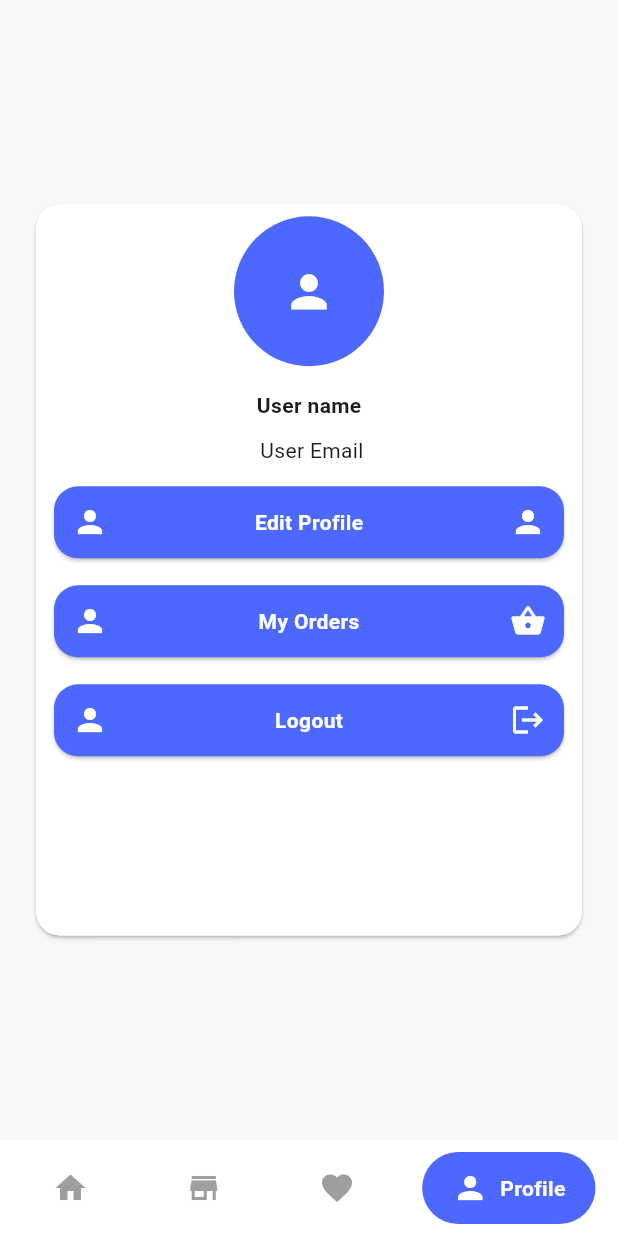
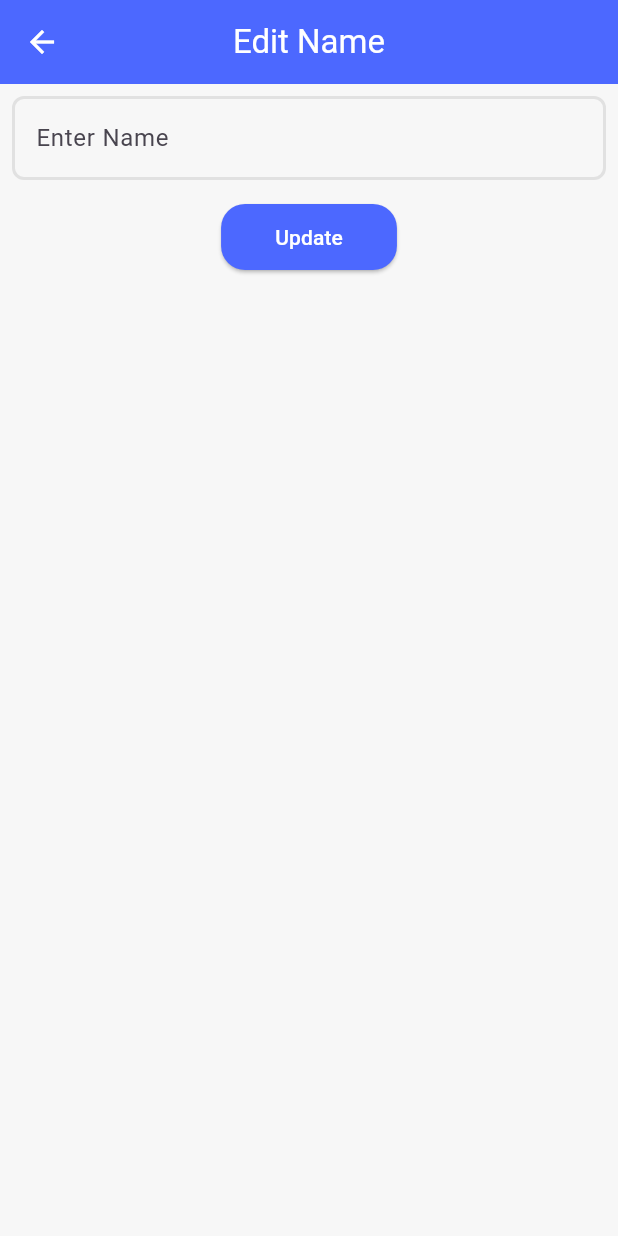
Before and after one commit to NabilKhmaiS/our_Market, a Flutter app: the screen it shows after launch, item 4 of the bottom bar chosen, after a tap on "Edit Profile", on a phone screen of 412 x 824 dp. Run offline on Flutter 3.47's test engine with Material 3 defaults, Android fonts, the phone set to English and light mode, and no system bars; drawn by our look-alikes of google_nav_bar; our stand-ins replace bloc, cached_network_image, flutter_bloc; network calls fail.

Commit message:
finish edit name view

```diff
--- /dev/null
+++ b/lib/cor/functions/buildAppBar.dart
@@ -0,0 +1,14 @@
+
+import 'package:flutter/material.dart';
+import 'package:our_market/cor/app_colors.dart';
+
+AppBar buildAppBar(BuildContext context,String title) {
+  return AppBar(
+    backgroundColor: AppColors.kPrimaryColor,
+    leading: IconButton(onPressed: () => Navigator.pop(context), icon: Icon(Icons.arrow_back,color: AppColors.kWhiteColor,)),
+    centerTitle: true,
+    title: Text(title,style: TextStyle(
+        color: AppColors.kWhiteColor
+    ),),
+  );
+}
--- a/lib/features/home/views/nav_bar/ui/Profile views/Profile_view.dart
+++ b/lib/features/home/views/nav_bar/ui/Profile views/Profile_view.dart
@@ -1,6 +1,8 @@
 import 'package:flutter/material.dart';
 import 'package:our_market/cor/app_colors.dart';
+import 'package:our_market/cor/functions/navigate.dart';
 import 'package:our_market/features/home/views/nav_bar/ui/Profile%20views/widgets/CustomRowBtn.dart';
+import 'package:our_market/features/home/views/nav_bar/ui/Profile%20views/widgets/edit_name_view.dart';
 
 class ProfileView extends StatelessWidget {
   const ProfileView({super.key});
@@ -9,7 +11,9 @@ class ProfileView extends StatelessWidget {
   Widget build(BuildContext context) {
     return Center(
       child: SizedBox(
-       height: MediaQuery.sizeOf(context).height * .65,
+        height: MediaQuery
+            .sizeOf(context)
+            .height * .65,
         child: Card(
           margin: const EdgeInsets.all(24),
           color: AppColors.kWhiteColor,
@@ -25,12 +29,12 @@ class ProfileView extends StatelessWidget {
                     radius: 50,
                     backgroundColor: AppColors.kPrimaryColor,
                     foregroundColor: AppColors.kWhiteColor,
-                    child: Icon(Icons.person,size: 35,),
+                    child: Icon(Icons.person, size: 35,),
                   ),
                   SizedBox(height: 16),
                   Text(
                     'User name',
-                    style: TextStyle( fontWeight: FontWeight.bold),
+                    style: TextStyle(fontWeight: FontWeight.bold),
                   ),
                   SizedBox(height: 10),
                   Text(
@@ -39,7 +43,7 @@ class ProfileView extends StatelessWidget {
                   ),
                   SizedBox(height: 10,),
                   CustomRowBtn(
-                 onTap: (){},
+                    onTap: () {navigateTo(context, EditNameView());},
                     icon: Icons.person,
                     label: 'Edit Profile',
 
@@ -47,17 +51,14 @@ class ProfileView extends StatelessWidget {
                   ),
                   SizedBox(height: 10,),
                   CustomRowBtn(
-                  onTap: (){},
+                    onTap: () {},
                     icon: Icons.shopping_basket,
                     label: 'My Orders',),
                   SizedBox(height: 10,),
                   CustomRowBtn(
-                  onTap: (){},
+                    onTap: () {},
                     icon: Icons.logout,
                     label: 'Logout',),
-
-
-
 
 
                 ],
@@ -69,4 +70,6 @@ class ProfileView extends StatelessWidget {
       ),
     );
   }
+
+
 }
--- a/lib/features/home/views/nav_bar/ui/Profile views/widgets/CustomRowBtn.dart
+++ b/lib/features/home/views/nav_bar/ui/Profile views/widgets/CustomRowBtn.dart
@@ -15,7 +15,6 @@ class CustomRowBtn extends StatelessWidget {
       color: AppColors.kPrimaryColor,
       shape: RoundedRectangleBorder(
         borderRadius: BorderRadius.all(Radius.circular(16)),
-
       ),
       child: InkWell(
         onTap: onTap,
@@ -25,7 +24,6 @@ class CustomRowBtn extends StatelessWidget {
             mainAxisAlignment: MainAxisAlignment.spaceBetween,
             children: [
               Icon(Icons.person,color: AppColors.kWhiteColor,),
-
               Text(label,style: TextStyle(color: AppColors.kWhiteColor,fontWeight: FontWeight.bold),),
               Icon(icon,color: AppColors.kWhiteColor)
 
--- /dev/null
+++ b/lib/features/home/views/nav_bar/ui/Profile views/widgets/edit_name_view.dart
@@ -0,0 +1,30 @@
+import 'package:flutter/material.dart';
+import 'package:our_market/cor/functions/buildAppBar.dart';
+import 'package:our_market/features/ui/forget_view/custom_Elevated_Btn.dart';
+import 'package:our_market/features/ui/widgets/custom_text_from_field.dart';
+
+class EditNameView extends StatelessWidget {
+  const EditNameView({super.key});
+
+  @override
+  Widget build(BuildContext context) {
+    return Scaffold(
+      appBar: buildAppBar(context, "Edit Name"),
+      body:
+      Padding(
+        padding: const EdgeInsets.all(8.0),
+        child: Column(
+          children: [
+            CustomTextFromField(
+              labelText: "Enter Name",
+            ),
+            SizedBox(height: 14,),
+            CustomElevatedBtn(text: 'Update', onTap: () {},)
+
+
+          ],
+        ),
+      ),
+    );
+  }
+}
```
